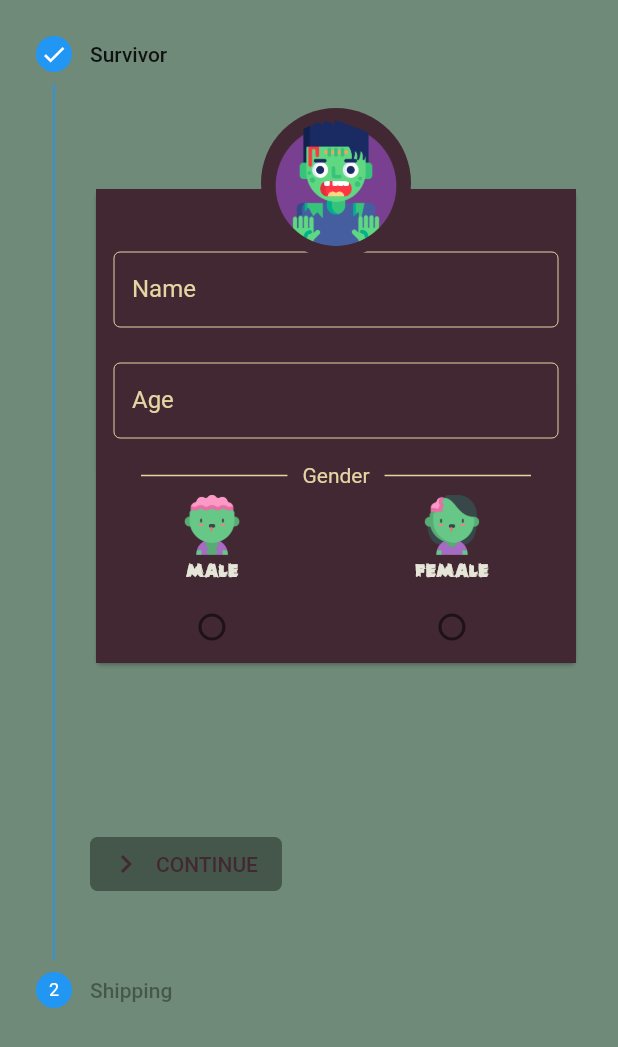
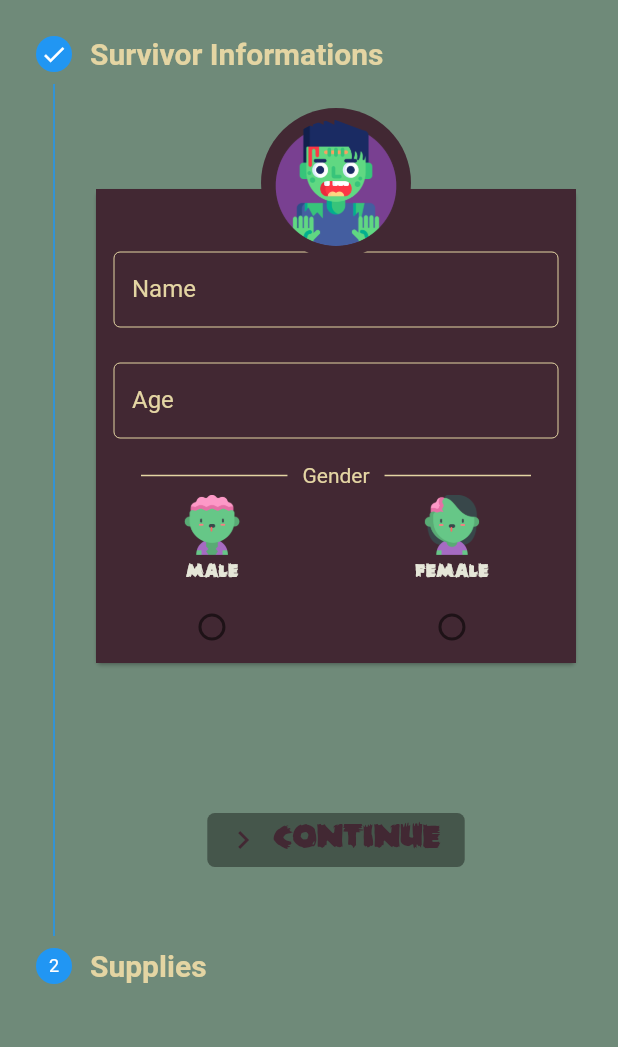
Before and after one commit to Brunorock22/t-virus-flutter, a Flutter app: the StepperRegisterSuvivorController screen opened directly, on a phone screen of 412 x 824 dp. Shown: the top 1047 px of the screen. Run offline on Flutter 3.47's test engine with Material 2 defaults, Android fonts, the phone set to English and light mode, and no system bars; our stand-ins replace flushbar, geolocator; Roboto replaces fonts that are missing (ZOMBIETEXT).

Commit message:
ending refactoring steppers

```diff
--- /dev/null
+++ b/lib/core/enum/gender.dart
@@ -0,0 +1 @@
+enum Gender { MALE, FEMALE }
--- a/lib/core/model/survivor.dart
+++ b/lib/core/model/survivor.dart
@@ -1,9 +1,10 @@
+import 'package:t_virus/core/enum/gender.dart';
 import 'package:t_virus/core/model/location.dart';
 
 class Survivor {
   String name;
   int age;
-  String gender;
+  Gender gender;
   LatLog location;
 
   Survivor({this.name, this.age, this.gender, this.location});
--- a/lib/ui/stepper_register_survivor/stepper_register_survivor_controller.dart
+++ b/lib/ui/stepper_register_survivor/stepper_register_survivor_controller.dart
@@ -1,5 +1,11 @@
 import 'package:flutter/material.dart';
+import 'package:geolocator/geolocator.dart';
+import 'package:t_virus/core/model/location.dart';
+import 'package:t_virus/core/model/survivor.dart';
+import 'package:t_virus/core/service/gps_service.dart';
 import 'package:t_virus/ui/shared/app_colors.dart';
+import 'package:t_virus/ui/welcome_page.dart';
+import 'package:t_virus/ui/widgets/flushbar_custom.dart';
 
 
 import 'steps/step_survivor_information.dart';
@@ -13,13 +19,14 @@ class StepperRegisterSuvivorController extends StatefulWidget {
 
 class _StepperRegisterSuvivorControllerState
     extends State<StepperRegisterSuvivorController> {
-  bool maleCheck = false;
-  bool femaleCheck = false;
   int _currentStep = 0;
 
-  final TextEditingController survivorName = TextEditingController();
-  final TextEditingController survivorAge = TextEditingController();
+  Survivor survivor =  Survivor();
 
+  TextEditingController survivorName = TextEditingController();
+  TextEditingController survivorAge = TextEditingController();
+
+  bool isFieldsFilled = false;
   @override
   Widget build(BuildContext context) {
     //Size of cicle container with the app icon
@@ -38,37 +45,43 @@ class _StepperRegisterSuvivorControllerState
               _currentStep > 0 ? () => setState(() => _currentStep -= 1) : null,
           controlsBuilder: (BuildContext context,
               {VoidCallback onStepContinue, VoidCallback onStepCancel}) {
-            return Padding(
-              padding: const EdgeInsets.only(top: 16.0),
-              child: Row(
+            return Row(
               mainAxisSize: MainAxisSize.max,
-                mainAxisAlignment: MainAxisAlignment.start,
+              mainAxisAlignment: MainAxisAlignment.center,
               children: <Widget>[
+                _currentStep == 1 // this is the last step
+                    ?
+            sendButton(
+                textColor: primaryColor,
+                title: 'SEND',
+                fontFamily: "ZOMBIE",
+                navigateToScreen: WelcomePage(),
+                context: context)                  :
                 RaisedButton.icon(
                   icon: Icon(
                     Icons.navigate_next,
                     color: primaryColor,
                   ),
-                    onPressed: onStepContinue,
-                    label: Text('CONTINUE'),
+                  // ignore: unrelated_type_equality_checks
+                  onPressed:  onStepContinue ,
+                  label: Text('CONTINUE',style: TextStyle(fontFamily: "ZOMBIE", fontSize: 25),),
                   textColor: primaryColor,
                   color: accentColor,
                 ),
               ],
-              ),
             );
           },
           steps: <Step>[
             new Step(
-              title: new Text('Survivor'),
+              title: new Text('Survivor Informations', style: TextStyle(color: accentColor, fontFamily: 'ZOMBIETEXT', fontWeight: FontWeight.bold, fontSize: 20),),
               isActive: _currentStep >= 0,
               state:
                   _currentStep >= 0 ? StepState.complete : StepState.disabled,
-              content: StepSurvivorInformation(),
+              content: StepSurvivorInformation( survivor, survivorName, survivorAge),
             ),
             Step(
-              title: new Text('Shipping'),
-              content: StepSurvivorSupplies(),
+              title: new Text('Supplies', style: TextStyle(color: accentColor, fontFamily: 'ZOMBIETEXT', fontWeight: FontWeight.bold, fontSize: 20),),
+              content: StepSurvivorSupplies( survivor),
               isActive: _currentStep >= 0,
               state:
                   _currentStep >= 1 ? StepState.complete : StepState.disabled,
@@ -77,41 +90,77 @@ class _StepperRegisterSuvivorControllerState
     );
   }
 
-  Widget _divider() {
-    return Container(
-      margin: EdgeInsets.symmetric(vertical: 5),
-      child: Row(
-        children: <Widget>[
-          SizedBox(
-            width: 20,
-          ),
-          Expanded(
-            child: Padding(
-              padding: EdgeInsets.symmetric(horizontal: 10),
-              child: Divider(
-                color: accentColor,
-                thickness: 1,
-              ),
-            ),
-          ),
-          Text(
-            'Gender',
-            style: TextStyle(color: accentColor),
-          ),
-          Expanded(
-            child: Padding(
-              padding: EdgeInsets.symmetric(horizontal: 10),
-              child: Divider(
-                color: accentColor,
-                thickness: 1,
-              ),
-            ),
-          ),
-          SizedBox(
-            width: 20,
-          ),
-        ],
-      ),
+  Widget sendButton(
+      {title: String,
+        Color backgroundColor = accentColor,
+        fontFamily: String,
+        minWidth = 150.0,
+        Color textColor = accentColor,
+        @required BuildContext context,
+        @required Widget navigateToScreen}) {
+    return new MaterialButton(
+      shape: RoundedRectangleBorder(
+          borderRadius: BorderRadius.all(Radius.circular(5.0))),
+      elevation: 1.0,
+      minWidth: minWidth,
+      height: 35,
+      color: backgroundColor,
+      onPressed: () => verifyField(),
+      child: new Text(title,
+          style: new TextStyle(
+              fontSize: 25.0, color: textColor, fontFamily: fontFamily)),
     );
   }
+
+  bool verifyField() {
+    if (survivorName.text == "") {
+      FlusBarCustom(
+          "Fill the field Name.",
+          context,
+          Icon(
+            Icons.error,
+            color: errorColor,
+          )).flushbar();
+      return isFieldsFilled =  false;
+    } else if (survivorAge.text == "") {
+      FlusBarCustom(
+          "Fill the field Age.",
+          context,
+          Icon(
+            Icons.error,
+            color: errorColor,
+          )).flushbar();
+      return isFieldsFilled =  false;
+
+    } else if (survivor.gender == null) {
+      print(survivor.gender);
+      FlusBarCustom(
+          "Check the Gender box..",
+          context,
+          Icon(
+            Icons.error,
+            color: errorColor,
+          )).flushbar();
+      return isFieldsFilled =  false;
+
+    } else {
+
+      survivor.age = int.parse(survivorAge.text);
+      getUserLocation().then((value) {
+        print(value);
+        LatLog latLog = LatLog(latitude: value.latitude, longitude:  value.longitude);
+        survivor.location = latLog;
+//        Navigator.push(
+//            context, MaterialPageRoute(builder: (context) => StepperWidget()));
+      });
+      return isFieldsFilled =  true;
+
+
     }
+  }
+
+  Future<Position> getUserLocation() async {
+    GPSService gpsService = GPSService();
+    return gpsService.getUserLocation();
+  }
+}
--- a/lib/ui/stepper_register_survivor/steps/step_survivor_information.dart
+++ b/lib/ui/stepper_register_survivor/steps/step_survivor_information.dart
@@ -1,27 +1,37 @@
 import 'package:circular_check_box/circular_check_box.dart';
 import 'package:flutter/material.dart';
 import 'package:flutter/widgets.dart';
+import 'package:t_virus/core/enum/gender.dart';
+import 'package:t_virus/core/model/survivor.dart';
 import 'package:t_virus/ui/shared/app_colors.dart';
 import 'package:t_virus/ui/widgets/custom_outline_text_field.dart';
 
 class StepSurvivorInformation extends StatefulWidget {
+  Survivor survivor;
+
+  TextEditingController survivorName = TextEditingController();
+  TextEditingController survivorAge = TextEditingController();
+
+
+  StepSurvivorInformation(this.survivor, this.survivorName, this.survivorAge);
+
   @override
-  _StepSurvivorInformationState createState() => _StepSurvivorInformationState();
+  _StepSurvivorInformationState createState() =>
+      _StepSurvivorInformationState();
 }
 
 class _StepSurvivorInformationState extends State<StepSurvivorInformation> {
   bool maleCheck = false;
   bool femaleCheck = false;
 
-  final TextEditingController survivorName = TextEditingController();
-  final TextEditingController survivorAge = TextEditingController();
 
   final double circleRadius = 100.0;
   final double circleBorderWidth = 8.0;
 
   @override
   Widget build(BuildContext context) {
-    return  Column(
+
+    return Column(
       mainAxisAlignment: MainAxisAlignment.center,
       children: <Widget>[
         Stack(
@@ -36,9 +46,8 @@ class _StepSurvivorInformationState extends State<StepSurvivorInformation> {
                     padding: const EdgeInsets.only(top: 30.0),
                     child: Column(
                       children: <Widget>[
-                        showMaterialTextFiel(survivorName, "Name",
-                            heigth: 50),
-                        showMaterialTextFiel(survivorAge, "Age",
+                        showMaterialTextFiel(widget.survivorName, "Name", heigth: 50),
+                        showMaterialTextFiel(widget.survivorAge, "Age",
                             heigth: 50,
                             inputType: TextInputType.number,
                             maxLength: 3),
@@ -54,8 +63,8 @@ class _StepSurvivorInformationState extends State<StepSurvivorInformation> {
             Container(
               width: circleRadius,
               height: circleRadius,
-              decoration: ShapeDecoration(
-                  shape: CircleBorder(), color: primaryColor),
+              decoration:
+                  ShapeDecoration(shape: CircleBorder(), color: primaryColor),
               child: Padding(
                 padding: EdgeInsets.all(circleBorderWidth),
                 child: DecoratedBox(
@@ -79,7 +88,9 @@ class _StepSurvivorInformationState extends State<StepSurvivorInformation> {
         ),
       ],
     );
+
   }
+
   Widget _divider() {
     return Container(
       margin: EdgeInsets.symmetric(vertical: 5),
@@ -142,9 +153,13 @@ class _StepSurvivorInformationState extends State<StepSurvivorInformation> {
                   setState(() {
                     if (touched) {
                       maleCheck = touched;
+                      widget.survivor.gender = Gender.MALE;
+
                       femaleCheck = false;
                     } else {
                       maleCheck = touched;
+                      widget.survivor.gender = Gender.FEMALE;
+
                       femaleCheck = true;
                     }
                   });
@@ -171,9 +186,12 @@ class _StepSurvivorInformationState extends State<StepSurvivorInformation> {
                   setState(() {
                     if (touched) {
                       femaleCheck = touched;
+                      widget.survivor.gender = Gender.FEMALE;
+
                       maleCheck = false;
                     } else {
                       femaleCheck = touched;
+                      widget.survivor.gender = Gender.MALE;
                       maleCheck = true;
                     }
                   });
```
Also changed, not shown: lib/ui/stepper_register_survivor/steps/step_survivor_supplies.dart (+8 -63 lines). Lines whose indentation alone changed are shown as unchanged.
